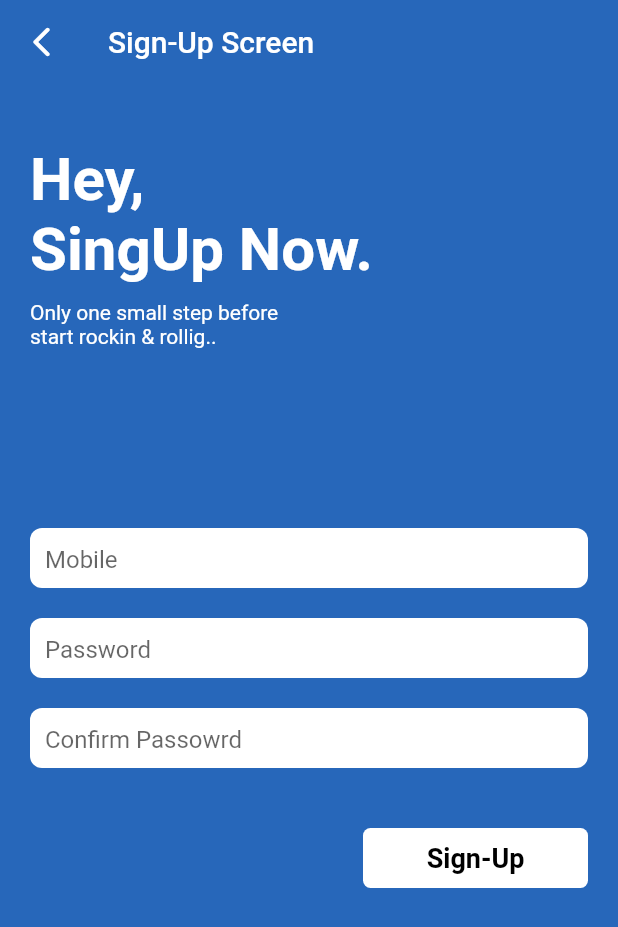
After one commit to xaakib/beating_app, a Flutter app: the screen it shows after launch, after a tap on "Sign Up", on a phone screen of 412 x 824 dp. The commit adds this screen. Shown: the top 927 px of the screen. Run offline on Flutter 3.47's test engine with Material 2 defaults, Android fonts, the phone set to English and light mode, and no system bars; our stand-ins replace animated_text_kit, get; missing offline and left inert: flutter_carousel_slider; network calls fail.

Commit message:
sing in and login ui done

```diff
--- a/lib/main.dart
+++ b/lib/main.dart
@@ -1,5 +1,6 @@
 import 'package:beating_app/screens/homepage.dart';
 import 'package:flutter/material.dart';
+import 'package:get/get.dart';
 
 import 'screens/auth_screen.dart';
 
@@ -11,7 +12,7 @@ class MyApp extends StatelessWidget {
   // This widget is the root of your application.
   @override
   Widget build(BuildContext context) {
-    return MaterialApp(
+    return GetMaterialApp(
         title: 'Beating App',
         debugShowCheckedModeBanner: false,
         theme: ThemeData(
--- a/lib/screens/auth_screen.dart
+++ b/lib/screens/auth_screen.dart
@@ -1,7 +1,10 @@
 import 'package:animated_text_kit/animated_text_kit.dart';
 import 'package:beating_app/components/image_slideing.dart';
+import 'package:beating_app/screens/login_screen.dart';
+import 'package:beating_app/screens/singup_screen.dart';
 import 'package:beating_app/style/style.dart';
 import 'package:flutter/material.dart';
+import 'package:get/get.dart';
 
 class AuthScreen extends StatelessWidget {
   const AuthScreen({Key? key}) : super(key: key);
@@ -14,7 +17,7 @@ class AuthScreen extends StatelessWidget {
       body: Container(
         height: mediaQueryHightScreen,
         width: mediaQueryWigttScreen,
-        color: Color(0xff2767ba),
+        color: themeColorsMain,
         child: Padding(
           padding: const EdgeInsets.symmetric(horizontal: 10),
           child: Column(
@@ -36,7 +39,7 @@ class AuthScreen extends StatelessWidget {
               Container(
                 height: 150,
                 width: mediaQueryWigttScreen,
-                color: Color(0xff2767ba),
+                color: themeColorsMain,
                 child: ImageSliding(),
               ),
               SizedBox(height: 20),
@@ -69,7 +72,11 @@ class AuthScreen extends StatelessWidget {
               Row(
                 mainAxisAlignment: MainAxisAlignment.spaceBetween,
                 children: [
-                  Container(
+                  InkWell(
+                    onTap: () {
+                      Get.to(LoginScreen());
+                    },
+                    child: Container(
                       alignment: Alignment.center,
                       height: 40,
                       width: 150,
@@ -77,6 +84,7 @@ class AuthScreen extends StatelessWidget {
                           color: Colors.white,
                           borderRadius: BorderRadius.circular(5)),
                       child: Text("Login", style: textStyleBlackDefult),
+                    ),
                   ),
                   Container(
                     alignment: Alignment.center,
@@ -86,7 +94,11 @@ class AuthScreen extends StatelessWidget {
                       style: TextStyle(color: Colors.white),
                     ),
                   ),
-                  Container(
+                  InkWell(
+                    onTap: () {
+                      Get.to(SingUpScreen());
+                    },
+                    child: Container(
                       alignment: Alignment.center,
                       height: 40,
                       width: 150,
@@ -94,6 +106,7 @@ class AuthScreen extends StatelessWidget {
                           color: Colors.white,
                           borderRadius: BorderRadius.circular(5)),
                       child: Text("Sign Up", style: textStyleBlackDefult),
+                    ),
                   ),
                 ],
               ),
--- /dev/null
+++ b/lib/screens/singup_screen.dart
@@ -0,0 +1,120 @@
+import 'package:beating_app/style/style.dart';
+import 'package:flutter/material.dart';
+import 'package:get/get.dart';
+
+class SingUpScreen extends StatelessWidget {
+  const SingUpScreen({Key? key}) : super(key: key);
+
+  @override
+  Widget build(BuildContext context) {
+    double mediaQuesryHeightScreen = MediaQuery.of(context).size.height;
+
+    double mediaQuesryWidthScreen = MediaQuery.of(context).size.width;
+    return Scaffold(
+      appBar: AppBar(
+        backgroundColor: themeColorsMain,
+        elevation: 0,
+        title: Text("Sign-Up Screen"),
+        leading: IconButton(
+            onPressed: () => Get.back(),
+            icon: Icon(Icons.arrow_back_ios_rounded)),
+      ),
+      body: Container(
+        height: mediaQuesryHeightScreen,
+        width: mediaQuesryWidthScreen,
+        color: themeColorsMain,
+        child: Padding(
+          padding: const EdgeInsets.symmetric(horizontal: 20),
+          child: Column(
+            crossAxisAlignment: CrossAxisAlignment.start,
+            children: [
+              SizedBox(height: 40),
+              Text("Hey,\nSingUp Now.",
+                  style: TextStyle(
+                      fontWeight: FontWeight.bold,
+                      fontSize: 40,
+                      color: Colors.white)),
+              SizedBox(height: 10),
+              Text(
+                "Only one small step before\nstart rockin & rollig..",
+                style: TextStyle(color: Colors.white),
+              ),
+              sizeboxxx(120),
+              Container(
+                alignment: Alignment.center,
+                padding: EdgeInsets.symmetric(horizontal: 10),
+                height: 40,
+                width: mediaQuesryWidthScreen,
+                decoration: BoxDecoration(
+                    color: Colors.white,
+                    borderRadius: BorderRadius.circular(8)),
+                child: TextField(
+                  textAlign: TextAlign.start,
+                  decoration: InputDecoration(
+                      border: InputBorder.none, hintText: "Mobile"),
+                ),
+              ),
+              sizeboxxx(20),
+              Container(
+                alignment: Alignment.center,
+                padding: EdgeInsets.symmetric(horizontal: 10),
+                height: 40,
+                width: mediaQuesryWidthScreen,
+                decoration: BoxDecoration(
+                    color: Colors.white,
+                    borderRadius: BorderRadius.circular(8)),
+                child: TextField(
+                  textAlign: TextAlign.start,
+                  decoration: InputDecoration(
+                      border: InputBorder.none, hintText: "Password"),
+                ),
+              ),
+              sizeboxxx(20),
+              Container(
+                alignment: Alignment.center,
+                padding: EdgeInsets.symmetric(horizontal: 10),
+                height: 40,
+                width: mediaQuesryWidthScreen,
+                decoration: BoxDecoration(
+                    color: Colors.white,
+                    borderRadius: BorderRadius.circular(8)),
+                child: TextField(
+                  textAlign: TextAlign.start,
+                  decoration: InputDecoration(
+                      border: InputBorder.none, hintText: "Confirm Passowrd"),
+                ),
+              ),
+              sizeboxxx(40),
+              Row(
+                mainAxisAlignment: MainAxisAlignment.end,
+                children: [
+                  sizeboxxx(1),
+                  InkWell(
+                    onTap: () {
+                      Get.snackbar(
+                        "Authentication",
+                        "Your are now login",
+                        colorText: Colors.white,
+                        icon: Icon(Icons.person, color: Colors.white),
+                        snackPosition: SnackPosition.BOTTOM,
+                      );
+                    },
+                    child: Container(
+                      alignment: Alignment.center,
+                      height: 40,
+                      width: 150,
+                      decoration: BoxDecoration(
+                          color: Colors.white,
+                          borderRadius: BorderRadius.circular(5)),
+                      child: Text("Sign-Up", style: textStyleBlackDefult),
+                    ),
+                  ),
+                ],
+              ),
+            ],
+          ),
+        ),
+      ),
+    );
+  }
+}
--- a/lib/style/style.dart
+++ b/lib/style/style.dart
@@ -1,8 +1,15 @@
 import 'package:flutter/material.dart';
 
-TextStyle textStyleWhiteDefult = TextStyle(color: Colors.white,fontSize: 12);
+TextStyle textStyleWhiteDefult = TextStyle(color: Colors.white, fontSize: 12);
 
 TextStyle textStyleBlackDefult =
     TextStyle(fontWeight: FontWeight.bold, color: Colors.black, fontSize: 18);
 TextStyle textStyleForSliding =
     TextStyle(fontWeight: FontWeight.bold, color: Colors.white, fontSize: 22);
+SizedBox sizeboxxx(double sizebox) {
+  return SizedBox(
+    height: sizebox,
+  );
+}
+
+Color themeColorsMain = Color(0xff2767ba);
```
Also changed, not shown: lib/screens/login_screen.dart (added, +100 -0 lines). Lines whose indentation alone changed are shown as unchanged.
